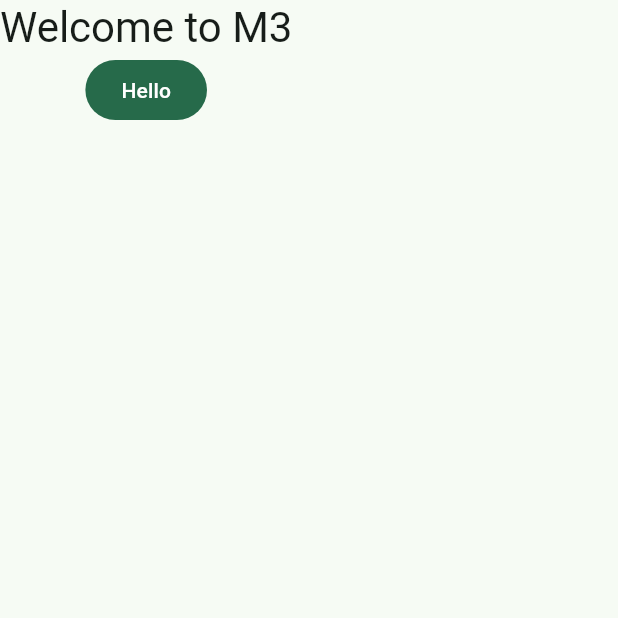
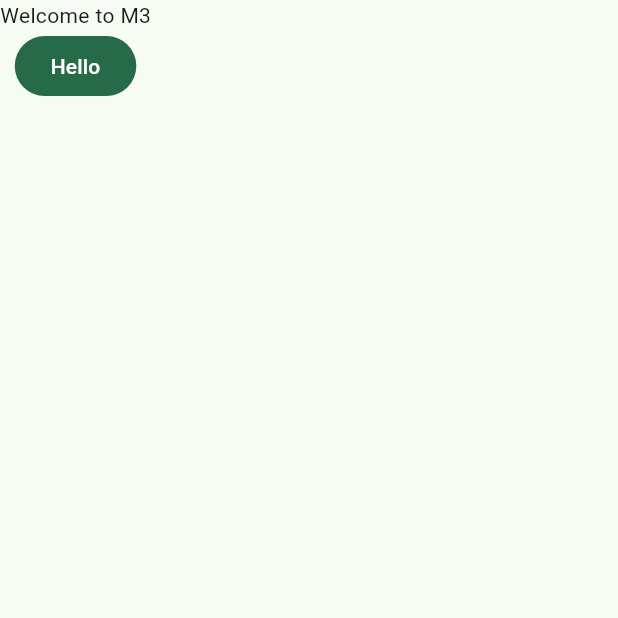
Before and after one commit to TastySleepyWatermelon/RefactoredPancake, a Flutter app: the screen it shows after launch, on a phone screen of 412 x 824 dp, the top half of it. Run offline on Flutter 3.47's test engine with Material 3 defaults, Android fonts, the phone set to English and light mode, and no system bars; our stand-ins replace flutter_dotenv, supabase_flutter; accounts and stored records are empty.

Commit message:
Wrap home with scaffold

```diff
--- a/refactored_pancake/lib/main.dart
+++ b/refactored_pancake/lib/main.dart
@@ -27,7 +27,7 @@ class MainApp extends StatelessWidget {
         useMaterial3: true,
       ),
       debugShowCheckedModeBanner: false,
-      home: HomeScreen(),
+      home: Scaffold(body: HomeScreen()),
     );
   }
 }
--- a/refactored_pancake/lib/screens/home_screen.dart
+++ b/refactored_pancake/lib/screens/home_screen.dart
@@ -8,10 +8,7 @@ class HomeScreen extends StatelessWidget {
     return Scaffold(
       body: Column(
         children: [
-          Text(
-            'Welcome to M3',
-            style: Theme.of(context).textTheme.headlineMedium,
-          ),
+          Text('Welcome to M3'),
           FilledButton(onPressed: () {}, child: Text("Hello")),
         ],
       ),
```
